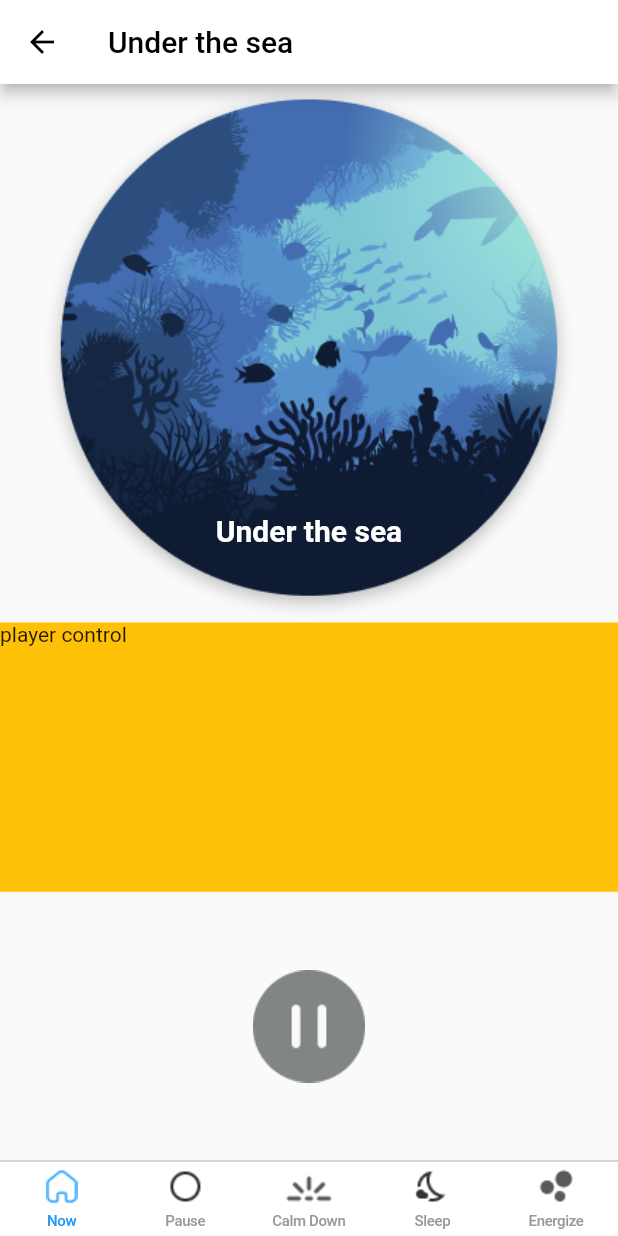
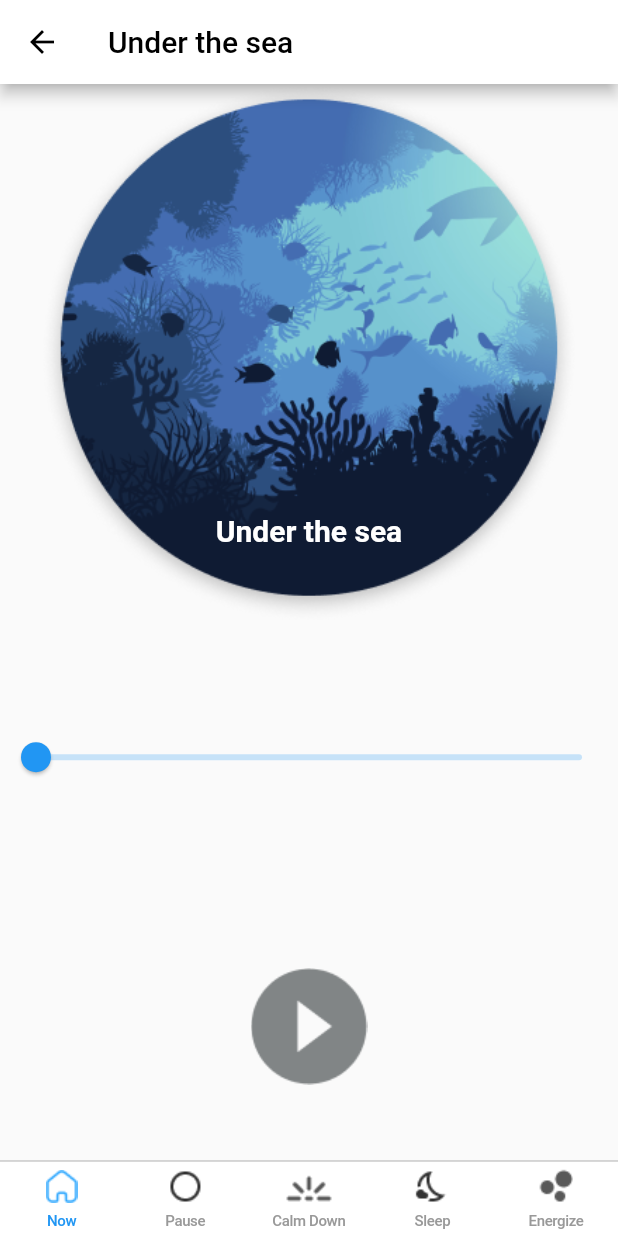
Before and after one commit to skywalker30/inhale_flutter, a Flutter app: the PlayerPage screen opened directly, on a phone screen of 412 x 824 dp. Run offline on Flutter 3.47's test engine with Material 2 defaults, Android fonts, the phone set to English and light mode, and no system bars; our stand-ins replace assets_audio_player.

Commit message:
added -> player; wav converted to mp3; android minSdkVersion raised to 23

```diff
--- a/lib/pages/player/player.dart
+++ b/lib/pages/player/player.dart
@@ -3,6 +3,7 @@ import 'package:inhale/bloc/home_feed_bloc.dart';
 import 'package:inhale/components/app-tab-bar.dart';
 import 'package:inhale/model/home_feed.dart';
 import 'package:inhale/networking/api_response.dart';
+import 'package:assets_audio_player/assets_audio_player.dart';
 
 class PlayerPage extends StatefulWidget {
   PlayerPage({Key key, this.title}) : super(key: key);
@@ -15,11 +16,20 @@ class PlayerPage extends StatefulWidget {
 
 class _PlayerPageState extends State<PlayerPage> {
   HomeFeedBloc _bloc;
+  AssetsAudioPlayer get _assetsAudioPlayer => AssetsAudioPlayer.withId("music");
 
   @override
   void initState() {
     super.initState();
+
     _bloc = HomeFeedBloc();
+  }
+
+  @override
+  void dispose() {
+    _assetsAudioPlayer.dispose();
+    print("dispose");
+    super.dispose();
   }
 
   @override
@@ -47,6 +57,7 @@ class _PlayerPageState extends State<PlayerPage> {
               case Status.COMPLETED:
                 return PlayerPageView(
                   homeFeed: snapshot.data.data,
+                  assetsAudioPlayer: _assetsAudioPlayer,
                 );
                 break;
               case Status.ERROR:
@@ -69,7 +80,8 @@ class _PlayerPageState extends State<PlayerPage> {
 
 class PlayerPageView extends StatelessWidget {
   final HomeFeed homeFeed;
-  const PlayerPageView({this.homeFeed});
+  final AssetsAudioPlayer assetsAudioPlayer;
+  const PlayerPageView({this.homeFeed, this.assetsAudioPlayer});
 
   @override
   Widget build(BuildContext context) {
@@ -102,17 +114,43 @@ class PlayerPageView extends StatelessWidget {
         Flexible(
           flex: 2,
           child: SizedBox.expand(
-            child: Container(
-              color: Colors.amber,
-              child: Text("player control"),
-            ),
+            child: Container(child: assetsAudioPlayer
+                .builderRealtimePlayingInfos(builder: (context, infos) {
+              return Slider(
+                min: 0,
+                max: infos == null ? 1000 : infos.duration.inSeconds.toDouble(),
+                value: assetsAudioPlayer.currentPosition.value.inSeconds
+                    .toDouble(),
+                onChanged: (newValue) => {
+                  assetsAudioPlayer
+                      .seek(Duration(minutes: 0, seconds: newValue.toInt()))
+                },
+              );
+            })),
           ),
         ),
         Flexible(
           flex: 2,
           child: SizedBox.expand(
-            child:
-                Container(child: Align(child: Image.asset('assets/pause.png'))),
+            child: Container(
+                child: Align(
+                    child: GestureDetector(
+              onTap: () => {
+                if (assetsAudioPlayer.isPlaying.value)
+                  {assetsAudioPlayer.pause()}
+                else if (assetsAudioPlayer.playerState.value ==
+                    PlayerState.pause)
+                  {assetsAudioPlayer.play()}
+                else
+                  {assetsAudioPlayer.open(Audio("assets/under_the_sea.mp3"))}
+              },
+              child: assetsAudioPlayer.builderIsPlaying(
+                  builder: (context, isPlaying) {
+                return isPlaying
+                    ? Image.asset('assets/pause.png')
+                    : Image.asset('assets/play.png');
+              }),
+            ))),
           ),
         ),
       ],
@@ -126,7 +164,27 @@ class PlayerPageViewLoading extends StatelessWidget {
     return SingleChildScrollView(
       child: Column(
         mainAxisSize: MainAxisSize.max,
-        children: <Widget>[Text("data")],
+        children: <Widget>[
+          Center(
+            child: Column(
+              mainAxisSize: MainAxisSize.max,
+              mainAxisAlignment: MainAxisAlignment.center,
+              children: <Widget>[
+                Text(
+                  "",
+                  textAlign: TextAlign.center,
+                  style: TextStyle(
+                    fontSize: 24,
+                  ),
+                ),
+                SizedBox(height: 24),
+                CircularProgressIndicator(
+                  valueColor: AlwaysStoppedAnimation<Color>(Colors.lightBlue),
+                ),
+              ],
+            ),
+          ),
+        ],
       ),
     );
   }
--- a/lib/repository/home_feed_repository.dart
+++ b/lib/repository/home_feed_repository.dart
@@ -5,7 +5,7 @@ import 'package:inhale/model/home_feed.dart';
 
 class HomeFeedRepository {
   Future<HomeFeed> getHomeFeed() async {
-    await new Future.delayed(const Duration(seconds: 1));
+    await new Future.delayed(const Duration(milliseconds: 500));
     String jsonString = await rootBundle.loadString("assets/home_feed.json");
     final jsonResponse = jsonDecode(jsonString);
     return HomeFeed.fromJson(jsonResponse);
```
Also changed, not shown: pubspec.yaml (+2 -6 lines), pubspec.lock, 8 other files.
